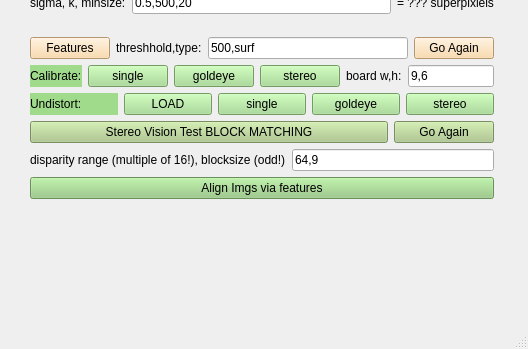
This is SegmentationHelper/mainwindow.ui in yudanaz/masterthesis as Qt 5 draws it before an edit; both pictures show x 0 to 528 and y 265 to 614 of the 528 by 614 pixel window. The edited form follows.
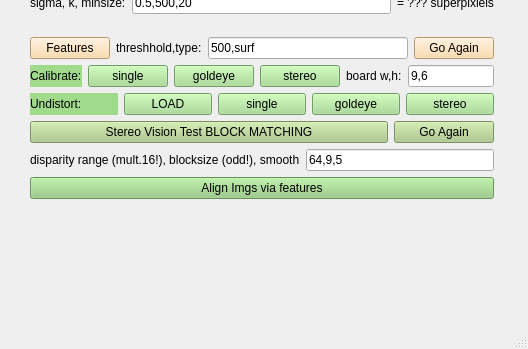
This is the edited form.

```diff
--- a/SegmentationHelper/mainwindow.ui
+++ b/SegmentationHelper/mainwindow.ui
@@ -386,14 +386,14 @@
        <item>
         <widget class="QLabel" name="label_4">
          <property name="text">
-          <string>disparity range (multiple of 16!), blocksize (odd!)</string>
+          <string>disparity range (mult.16!), blocksize (odd!), smooth</string>
          </property>
         </widget>
        </item>
        <item>
         <widget class="QLineEdit" name="lineEdit_stereoInfo">
          <property name="text">
-          <string>64,9</string>
+          <string>64,9,5</string>
          </property>
         </widget>
        </item>
```
Left out of the diff: 2 changed lines with no effect on the pictures.
